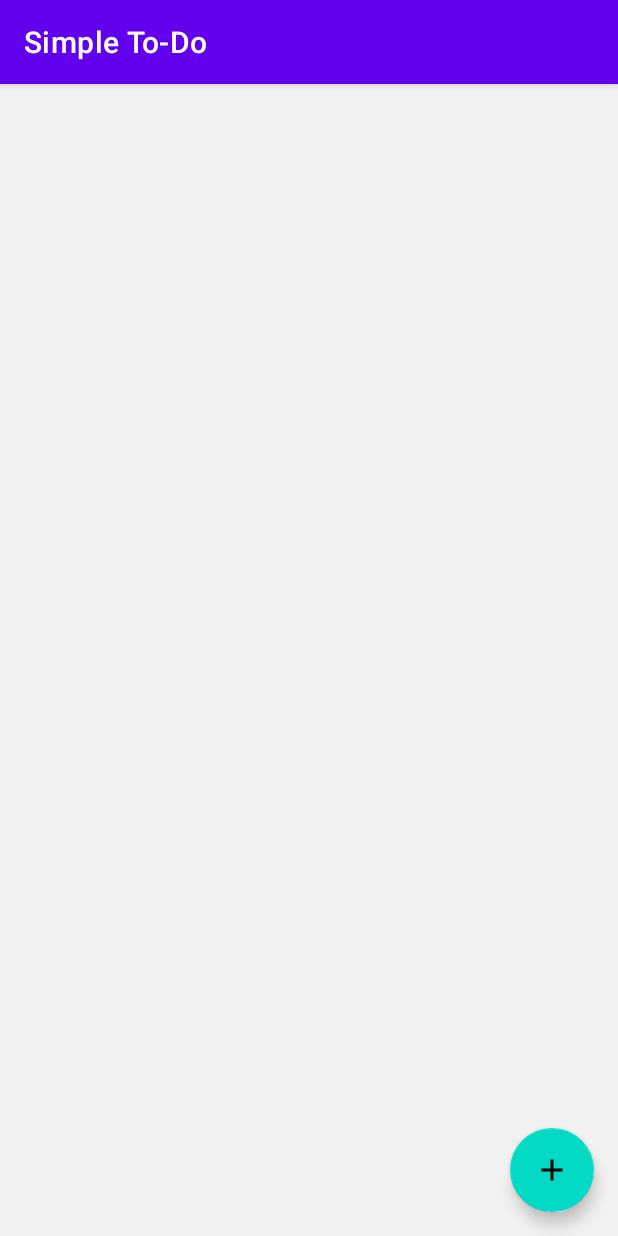
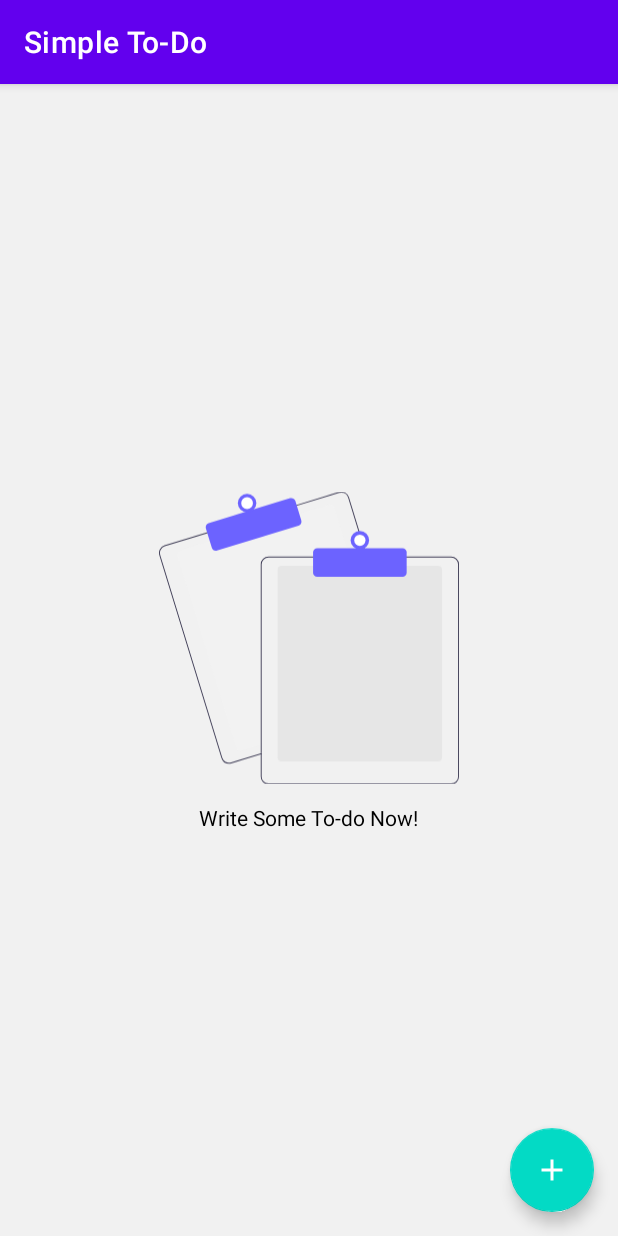
Before and after one commit to WenLonG12345/Simple-ToDo, an Android app: the screen it shows after launch (MainActivity), on a phone screen of 412 x 824 dp. Run offline under Robolectric (Android 15) with nearby library versions, the phone set to English and light mode, and no system bars; our stand-ins replace Dagger/Hilt's generated code, Room's generated code, Timber, navigation-ui.

Commit message:
added empty list screen

```diff
--- a/app/src/main/java/com/example/simple_todo/ui/TodoListFragment.kt
+++ b/app/src/main/java/com/example/simple_todo/ui/TodoListFragment.kt
@@ -2,6 +2,7 @@ package com.example.simple_todo.ui
 
 import android.os.Bundle
 import android.view.View
+import androidx.core.view.isVisible
 import androidx.fragment.app.Fragment
 import androidx.fragment.app.activityViewModels
 import androidx.navigation.fragment.findNavController
@@ -26,6 +27,7 @@ class TodoListFragment: Fragment(R.layout.fragment_todo_list) {
         setupRecyclerView()
 
         sharedViewModel.allTodos.observe(viewLifecycleOwner, {
+            binding.llEmptyList.isVisible = it.isEmpty()
             todoListAdapter.submitList(it)
         })
 
@@ -40,7 +42,7 @@ class TodoListFragment: Fragment(R.layout.fragment_todo_list) {
     private fun setupRecyclerView() {
         todoListAdapter = TodoListAdapter { onTodoClick(it) }
         binding.rvTodo.run {
-            layoutManager = LinearLayoutManager(requireContext())
+            layoutManager = StaggeredGridLayoutManager(2, StaggeredGridLayoutManager.VERTICAL)
             adapter = todoListAdapter
         }
     }
--- /dev/null
+++ b/app/src/main/res/drawable/ic_no_data.xml
@@ -0,0 +1,36 @@
+<vector xmlns:android="http://schemas.android.com/apk/res/android"
+    android:width="647.6362dp"
+    android:height="632.1738dp"
+    android:viewportWidth="647.6362"
+    android:viewportHeight="632.1738">
+  <path
+      android:pathData="M411.146,142.174L236.636,142.174a15.018,15.018 0,0 0,-15 15v387.85l-2,0.61 -42.81,13.11a8.007,8.007 0,0 1,-9.99 -5.31L39.496,137.484a8.003,8.003 0,0 1,5.31 -9.99l65.97,-20.2 191.25,-58.54 65.97,-20.2a7.989,7.989 0,0 1,9.99 5.3l32.55,106.32Z"
+      android:fillColor="#f2f2f2"/>
+  <path
+      android:pathData="M449.226,140.174l-39.23,-128.14a16.994,16.994 0,0 0,-21.23 -11.28l-92.75,28.39L104.776,87.694l-92.75,28.4a17.015,17.015 0,0 0,-11.28 21.23l134.08,437.93a17.027,17.027 0,0 0,16.26 12.03,16.789 16.789,0 0,0 4.97,-0.75l63.58,-19.46 2,-0.62v-2.09l-2,0.61 -64.17,19.65a15.015,15.015 0,0 1,-18.73 -9.95l-134.07,-437.94a14.979,14.979 0,0 1,9.95 -18.73l92.75,-28.4 191.24,-58.54 92.75,-28.4a15.156,15.156 0,0 1,4.41 -0.66,15.015 15.015,0 0,1 14.32,10.61l39.05,127.56 0.62,2h2.08Z"
+      android:fillColor="#3f3d56"/>
+  <path
+      android:pathData="M122.681,127.821a9.016,9.016 0,0 1,-8.611 -6.367l-12.88,-42.072a8.999,8.999 0,0 1,5.971 -11.24l175.939,-53.864a9.009,9.009 0,0 1,11.241 5.971l12.88,42.072a9.01,9.01 0,0 1,-5.971 11.241L125.31,127.426A8.976,8.976 0,0 1,122.681 127.821Z"
+      android:fillColor="#6c63ff"/>
+  <path
+      android:pathData="M190.154,24.955m-20,0a20,20 0,1 1,40 0a20,20 0,1 1,-40 0"
+      android:fillColor="#6c63ff"/>
+  <path
+      android:pathData="M190.154,24.955m-12.665,0a12.665,12.665 0,1 1,25.329 0a12.665,12.665 0,1 1,-25.329 0"
+      android:fillColor="#fff"/>
+  <path
+      android:pathData="M602.636,582.174h-338a8.51,8.51 0,0 1,-8.5 -8.5v-405a8.51,8.51 0,0 1,8.5 -8.5h338a8.51,8.51 0,0 1,8.5 8.5v405A8.51,8.51 0,0 1,602.636 582.174Z"
+      android:fillColor="#e6e6e6"/>
+  <path
+      android:pathData="M447.136,140.174h-210.5a17.024,17.024 0,0 0,-17 17v407.8l2,-0.61v-407.19a15.018,15.018 0,0 1,15 -15L447.756,142.174ZM630.636,140.174h-394a17.024,17.024 0,0 0,-17 17v458a17.024,17.024 0,0 0,17 17h394a17.024,17.024 0,0 0,17 -17v-458A17.024,17.024 0,0 0,630.636 140.174ZM645.636,615.174a15.018,15.018 0,0 1,-15 15h-394a15.018,15.018 0,0 1,-15 -15v-458a15.018,15.018 0,0 1,15 -15h394a15.018,15.018 0,0 1,15 15Z"
+      android:fillColor="#3f3d56"/>
+  <path
+      android:pathData="M525.636,184.174h-184a9.01,9.01 0,0 1,-9 -9v-44a9.01,9.01 0,0 1,9 -9h184a9.01,9.01 0,0 1,9 9v44A9.01,9.01 0,0 1,525.636 184.174Z"
+      android:fillColor="#6c63ff"/>
+  <path
+      android:pathData="M433.636,105.174m-20,0a20,20 0,1 1,40 0a20,20 0,1 1,-40 0"
+      android:fillColor="#6c63ff"/>
+  <path
+      android:pathData="M433.636,105.174m-12.182,0a12.182,12.182 0,1 1,24.364 0a12.182,12.182 0,1 1,-24.364 0"
+      android:fillColor="#fff"/>
+</vector>
--- a/app/src/main/res/layout/fragment_todo_list.xml
+++ b/app/src/main/res/layout/fragment_todo_list.xml
@@ -2,15 +2,34 @@
 <RelativeLayout xmlns:android="http://schemas.android.com/apk/res/android"
     android:layout_width="match_parent"
     android:layout_height="match_parent"
-    xmlns:tools="http://schemas.android.com/tools"
     android:background="@color/color_general_background"
     xmlns:app="http://schemas.android.com/apk/res-auto">
+
+    <LinearLayout
+        android:id="@+id/ll_empty_list"
+        android:layout_width="wrap_content"
+        android:layout_height="wrap_content"
+        android:layout_centerInParent="true"
+        android:orientation="vertical">
+
+        <ImageView
+            android:layout_width="200dp"
+            android:layout_height="200dp"
+            android:src="@drawable/ic_no_data"/>
+
+        <TextView
+            android:layout_width="wrap_content"
+            android:layout_height="wrap_content"
+            android:text="Write Some To-do Now!"
+            android:layout_marginTop="10dp"
+            android:layout_gravity="center"/>
+
+    </LinearLayout>
 
     <androidx.recyclerview.widget.RecyclerView
         android:id="@+id/rv_todo"
         android:layout_width="match_parent"
-        android:layout_height="match_parent"
-        tools:listitem="@layout/item_todo"/>
+        android:layout_height="match_parent" />
 
     <com.google.android.material.floatingactionbutton.FloatingActionButton
         android:id="@+id/fab_add_todo"
@@ -19,6 +38,9 @@
         android:layout_alignParentBottom="true"
         android:layout_alignParentEnd="true"
         android:layout_margin="16dp"
+        app:tint="@color/white"
         android:src="@drawable/ic_baseline_add_24" />
 
+
+
 </RelativeLayout>
```
Also changed, not shown: app/src/main/res/drawable/ic_empty_list.xml (added, +107 -0 lines).
